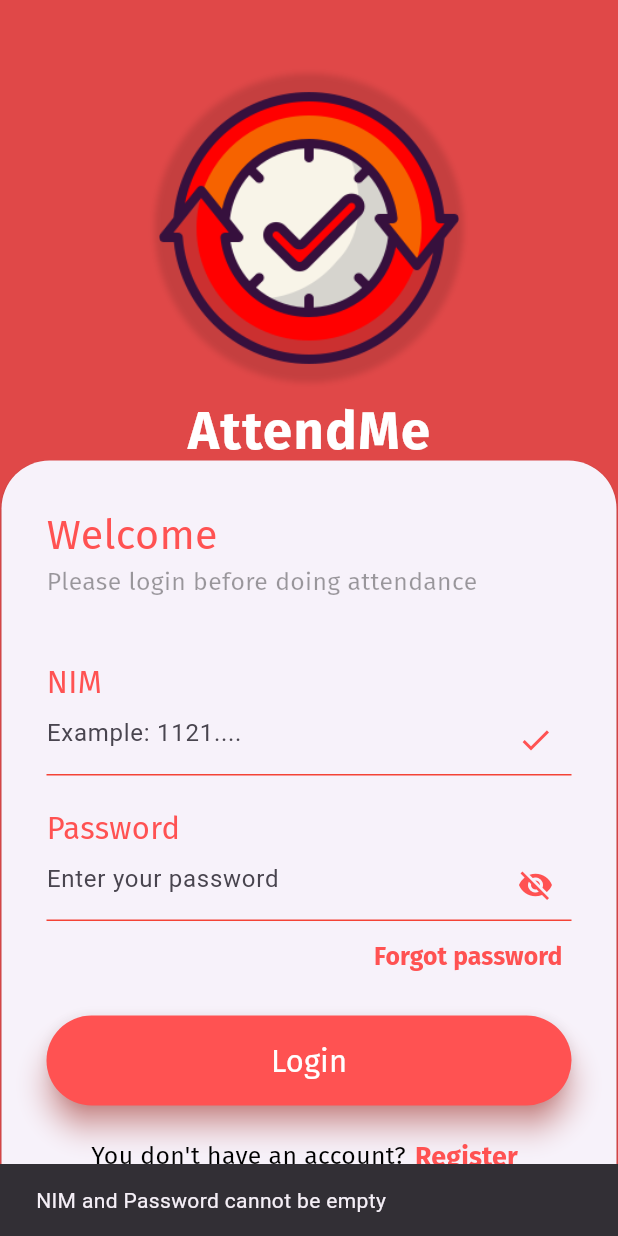
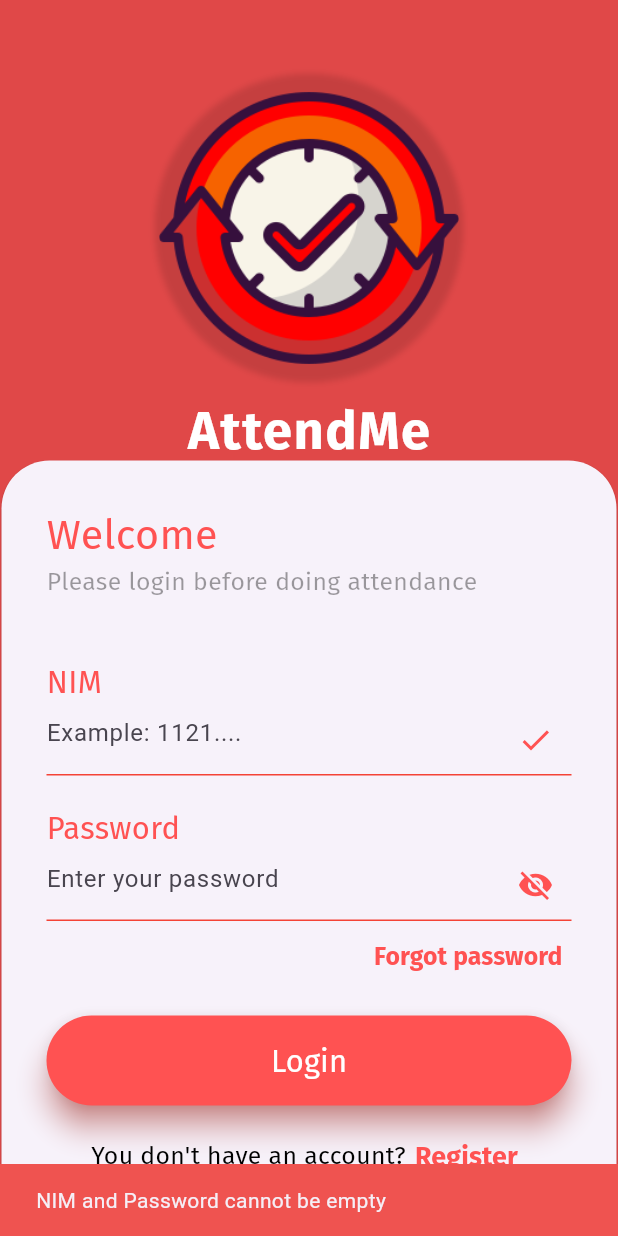
Before and after one commit to Yogatiara/attendance-application-with-facial-recognition., a Flutter app: the screen it shows after launch, after a tap on "Login", on a phone screen of 412 x 824 dp. Run offline on Flutter 3.47's test engine with Material 3 defaults, Android fonts, the phone set to English and light mode, and no system bars; our stand-ins replace dio, firebase_core, flutter_dotenv, google_fonts, google_nav_bar, image_picker and 2 more; accounts and stored records are empty.

Commit message:
login ux is done

```diff
--- a/face_recognition_application/lib/main.dart
+++ b/face_recognition_application/lib/main.dart
@@ -27,6 +27,7 @@ class MainApp extends StatelessWidget {
       home: const LoginScreen(),
       routes: {
         '/attendance': (context) => const Navigation(),
+        // '/controllerPage': (context) => const ControllerPage()
       },
     );
   }
--- a/face_recognition_application/lib/screens/login_screen.dart
+++ b/face_recognition_application/lib/screens/login_screen.dart
@@ -15,7 +15,8 @@ class LoginScreen extends StatefulWidget {
 class _LoginScreenState extends State<LoginScreen> with WidgetsBindingObserver {
   late Size mediaSize;
   bool isPasswordVisible = false;
-  bool isLoading = false; // Tambahkan variabel status loading
+  bool isLoading = false;
+  bool isDisable = false;
 
   TextEditingController nimController = TextEditingController();
   TextEditingController passController = TextEditingController();
@@ -37,6 +38,7 @@ class _LoginScreenState extends State<LoginScreen> with WidgetsBindingObserver {
     passController.dispose();
     nimFocusNode.dispose();
     passFocusNode.dispose();
+
     super.dispose();
   }
 
@@ -62,8 +64,12 @@ class _LoginScreenState extends State<LoginScreen> with WidgetsBindingObserver {
               Colors.green, // Menambahkan warna merah pada SnackBar
         ),
       );
-      Future.delayed(const Duration(seconds: 3), () {
-        Navigator.pushNamed(context, '/attendance');
+
+      setState(() {
+        isDisable = true;
+      });
+      Future.delayed(const Duration(seconds: 1), () {
+        Navigator.pushReplacementNamed(context, '/attendance');
       });
 
       // Navigasi atau aksi setelah login berhasil
@@ -71,7 +77,7 @@ class _LoginScreenState extends State<LoginScreen> with WidgetsBindingObserver {
       ScaffoldMessenger.of(context).showSnackBar(
         SnackBar(
           content: Text("${user!["message"]}"),
-          backgroundColor: Colors.red,
+          backgroundColor: Colors.red.shade400,
         ),
       );
     }
@@ -247,6 +253,9 @@ class _LoginScreenState extends State<LoginScreen> with WidgetsBindingObserver {
       controller: controller,
       focusNode: focusNode,
       obscureText: isPassword && !isPasswordVisible,
+      keyboardType: isPassword
+          ? TextInputType.visiblePassword
+          : TextInputType.number, // Set keyboard type
       decoration: InputDecoration(
         suffixIcon: isPassword
             ? IconButton(
@@ -274,11 +283,14 @@ class _LoginScreenState extends State<LoginScreen> with WidgetsBindingObserver {
 
   Widget buildLoginButton(double screenWidth) {
     return ElevatedButton(
-      onPressed: () {
+      onPressed: isLoading || isDisable
+          ? null
+          : () {
               if (nimController.text.isEmpty || passController.text.isEmpty) {
                 ScaffoldMessenger.of(context).showSnackBar(
-            const SnackBar(
-              content: Text('NIM and Password cannot be empty'),
+                  SnackBar(
+                    content: const Text('NIM and Password cannot be empty'),
+                    backgroundColor: Colors.red[400],
                   ),
                 );
               } else {
@@ -291,6 +303,16 @@ class _LoginScreenState extends State<LoginScreen> with WidgetsBindingObserver {
         backgroundColor: Colors.redAccent,
         shadowColor: Colors.red,
         minimumSize: const Size.fromHeight(60),
+      ).copyWith(
+        backgroundColor: MaterialStateProperty.resolveWith<Color>(
+          (Set<MaterialState> states) {
+            if (isLoading || isDisable) {
+              return Colors.redAccent; // Set color for disabled state
+            }
+            return Colors.redAccent; // Set color for enabled state
+          },
+        ),
+        shadowColor: MaterialStateProperty.all<Color>(Colors.red),
       ),
       child: isLoading
           ? const SizedBox(
```
Also changed, not shown: face_recognition_application/assets/icons/face-scan.png. Lines whose indentation alone changed are shown as unchanged.
